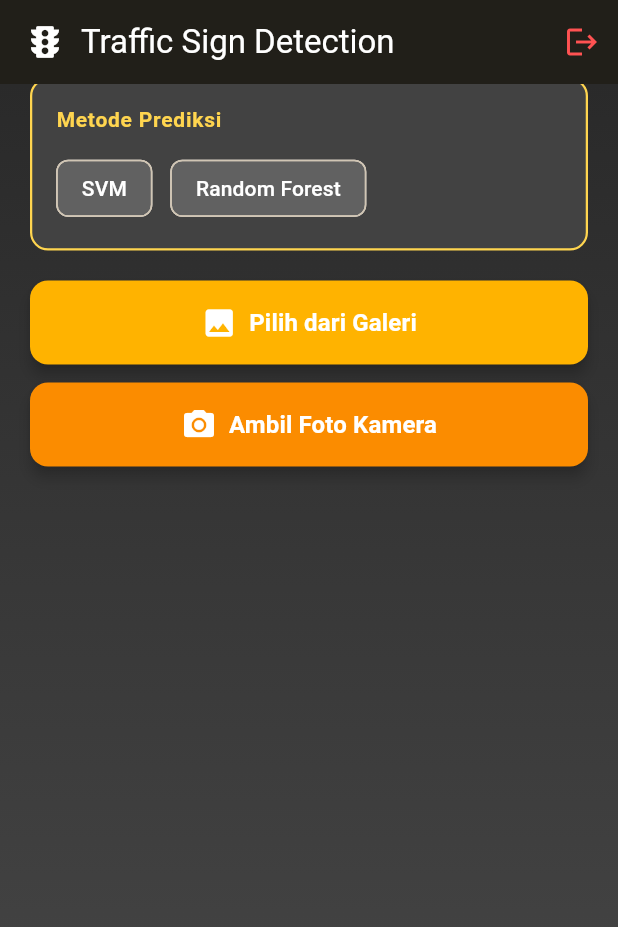
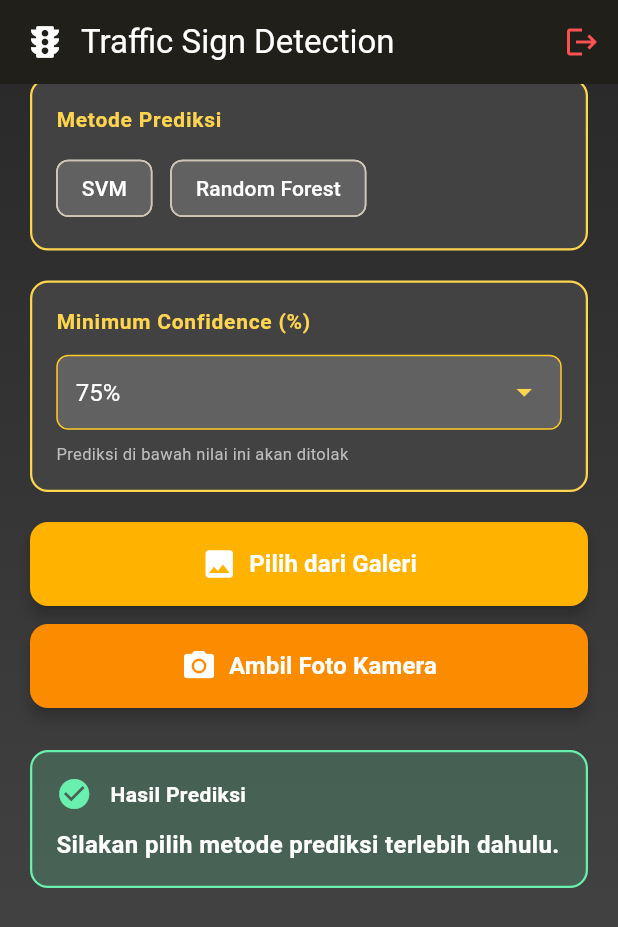
Before and after one commit to tjahjoe/Sembarang_Wes-TrafficSign-PBLS5-Group1, a Flutter app: the HomePage screen opened directly, scrolled down 56 dp, after a tap on "Ambil Foto Kamera", on a phone screen of 412 x 824 dp. Shown: the top 927 px of the screen. Run offline on Flutter 3.47's test engine with Material 3 defaults, Android fonts, the phone set to English and light mode, and no system bars; our stand-ins replace image_picker, shared_preferences; accounts and stored records are empty.

Commit message:
feat: add minimum confidence setting with dropdown in UI; update data processing logic

```diff
--- a/mobile/pbl/lib/data/data_provider.dart
+++ b/mobile/pbl/lib/data/data_provider.dart
@@ -16,6 +16,7 @@ class DataProvider extends ChangeNotifier {
   double? _origImageWidth;
   double? _origImageHeight;
   String? _predictionMethod;
+  int _minConfidence = 75;
 
   File? get image => _image;
   String? get result => _result;
@@ -24,6 +25,13 @@ class DataProvider extends ChangeNotifier {
   double? get origImageWidth => _origImageWidth;
   double? get origImageHeight => _origImageHeight;
   String? get predictionMethod => _predictionMethod;
+  int get minConfidence => _minConfidence;
+
+  // Setter untuk min confidence
+  void setMinConfidence(int value) {
+    _minConfidence = value;
+    notifyListeners();
+  }
 
   // Set IP sesuai dengan server yang digunakan
   static const String SERVER_URL = 'https://elchilz-sembarang-wes.hf.space';
@@ -88,11 +96,17 @@ class DataProvider extends ChangeNotifier {
       return;
     }
 
+    if (_predictionMethod == null) {
+      _result = 'Silakan pilih metode prediksi terlebih dahulu.';
+      notifyListeners();
+      return;
+    }
+
     final picker = ImagePicker();
     final pickedFile = await picker.pickImage(source: ImageSource.camera);
     if (pickedFile == null) return;
-    // Panggil metode prediksi yang digunakan YOLO
-    await _processImageYolo(pickedFile);
+    // Panggil metode prediksi yang dipilih
+    await _processImage(pickedFile);
   }
 
   Future<ui.Image> _decodeImage(Uint8List bytes) {
@@ -123,6 +137,8 @@ class DataProvider extends ChangeNotifier {
       request.files.add(
         http.MultipartFile.fromBytes('image', bytes, filename: pickedFile.name),
       );
+      // Tambahkan min_confidence ke request
+      request.fields['min_confidence'] = _minConfidence.toString();
 
       final streamed = await request.send();
       final response = await http.Response.fromStream(streamed);
@@ -192,6 +208,8 @@ class DataProvider extends ChangeNotifier {
       request.files.add(
         await http.MultipartFile.fromPath('image', pickedFile.path),
       );
+      // Tambahkan min_confidence ke request
+      request.fields['min_confidence'] = _minConfidence.toString();
 
       final streamed = await request.send();
       final response = await http.Response.fromStream(streamed);
--- a/mobile/pbl/lib/pages/home_page.dart
+++ b/mobile/pbl/lib/pages/home_page.dart
@@ -191,6 +191,84 @@ class HomePage extends StatelessWidget {
                   ),
                   const SizedBox(height: 20),
 
+                  // Dropdown Min Confidence
+                  Container(
+                    padding: const EdgeInsets.all(16),
+                    decoration: BoxDecoration(
+                      color: Colors.grey.shade800,
+                      borderRadius: BorderRadius.circular(12),
+                      border: Border.all(
+                        color: Colors.amber.shade300,
+                        width: 1.5,
+                      ),
+                    ),
+                    child: Column(
+                      crossAxisAlignment: CrossAxisAlignment.start,
+                      children: [
+                        Text(
+                          'Minimum Confidence (%)',
+                          style: TextStyle(
+                            color: Colors.amber.shade300,
+                            fontSize: 14,
+                            fontWeight: FontWeight.w600,
+                            letterSpacing: 0.5,
+                          ),
+                        ),
+                        const SizedBox(height: 12),
+                        Container(
+                          padding: const EdgeInsets.symmetric(horizontal: 12),
+                          decoration: BoxDecoration(
+                            color: Colors.grey.shade700,
+                            borderRadius: BorderRadius.circular(8),
+                            border: Border.all(
+                              color: Colors.amber.shade400,
+                              width: 1,
+                            ),
+                          ),
+                          child: DropdownButton<int>(
+                            value: dataProvider.minConfidence,
+                            isExpanded: true,
+                            dropdownColor: Colors.grey.shade800,
+                            underline: const SizedBox(),
+                            icon: Icon(
+                              Icons.arrow_drop_down,
+                              color: Colors.amber.shade300,
+                            ),
+                            style: const TextStyle(
+                              color: Colors.white,
+                              fontSize: 16,
+                            ),
+                            items: List.generate(101, (index) => index)
+                                .map((value) => DropdownMenuItem<int>(
+                                      value: value,
+                                      child: Text(
+                                        '$value%',
+                                        style: const TextStyle(color: Colors.white),
+                                      ),
+                                    ))
+                                .toList(),
+                            onChanged: _loading
+                                ? null
+                                : (value) {
+                                    if (value != null) {
+                                      dataProviderFunction.setMinConfidence(value);
+                                    }
+                                  },
+                          ),
+                        ),
+                        const SizedBox(height: 8),
+                        Text(
+                          'Prediksi di bawah nilai ini akan ditolak',
+                          style: TextStyle(
+                            color: Colors.grey.shade400,
+                            fontSize: 11,
+                          ),
+                        ),
+                      ],
+                    ),
+                  ),
+                  const SizedBox(height: 20),
+
                   Column(
                     crossAxisAlignment: CrossAxisAlignment.stretch,
                     children: [
```
